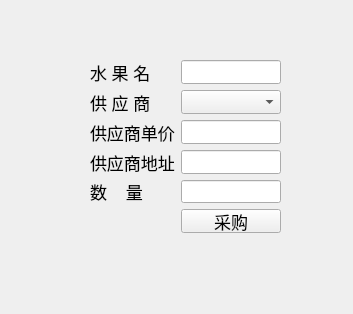
Above: FruitManager/dialogpurchase.ui from database-class-assistants/c-sFruitManager before the change. Below: the same form after it.
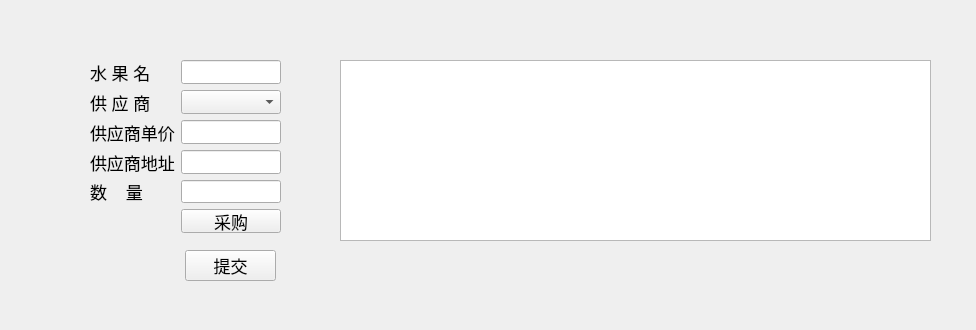
That is the form after the change.

The edit to the form file:
```diff
--- a/FruitManager/dialogpurchase.ui
+++ b/FruitManager/dialogpurchase.ui
@@ -6,10 +6,15 @@
    <rect>
     <x>0</x>
     <y>0</y>
-    <width>353</width>
-    <height>314</height>
+    <width>976</width>
+    <height>330</height>
    </rect>
   </property>
+  <property name="font">
+   <font>
+    <pointsize>13</pointsize>
+   </font>
+  </property>
   <property name="windowTitle">
    <string>Form</string>
   </property>
@@ -154,6 +159,34 @@
     </item>
    </layout>
   </widget>
+  <widget class="QTableView" name="tableView">
+   <property name="geometry">
+    <rect>
+     <x>340</x>
+     <y>60</y>
+     <width>591</width>
+     <height>181</height>
+    </rect>
+   </property>
+   <property name="font">
+    <font>
+     <pointsize>13</pointsize>
+    </font>
+   </property>
+  </widget>
+  <widget class="QPushButton" name="btn_commit">
+   <property name="geometry">
+    <rect>
+     <x>185</x>
+     <y>250</y>
+     <width>91</width>
+     <height>31</height>
+    </rect>
+   </property>
+   <property name="text">
+    <string>提交</string>
+   </property>
+  </widget>
  </widget>
  <resources/>
  <connections/>
```
